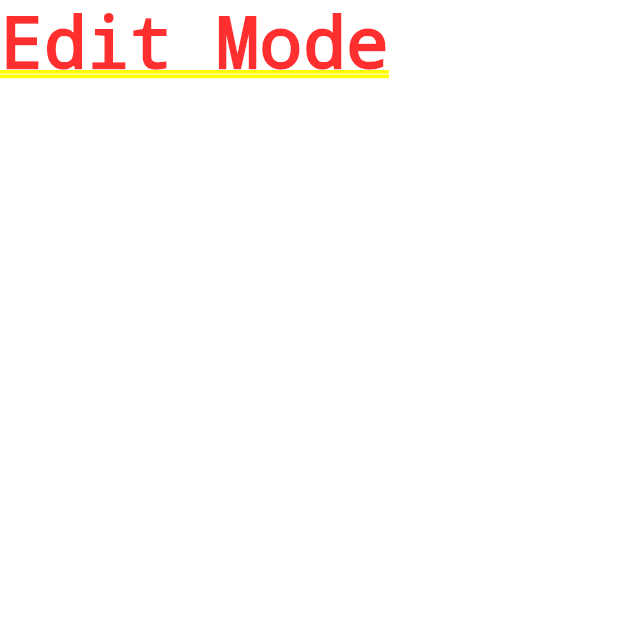
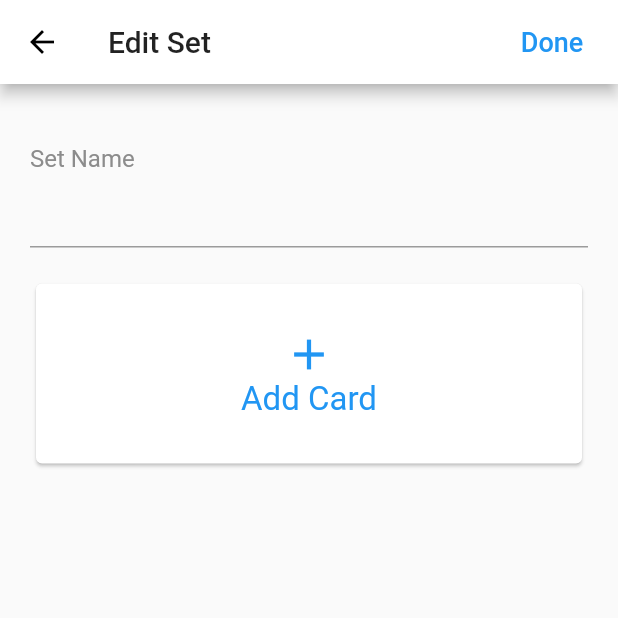
Before and after one commit to bdmcd/re-study, a Flutter app: the CardsView screen opened directly, after a tap on the "edit" icon, on a phone screen of 412 x 824 dp, the top half of it. Run offline on Flutter 3.47's test engine with Material 2 defaults, Android fonts, the phone set to English and light mode, and no system bars; our stand-ins replace bloc, equatable, firebase_auth, flutter_bloc, google_sign_in; accounts and stored records are empty; generated files the repository leaves out were written again.

Commit message:
Add initialValue to TextInputFieldWidget

```diff
--- a/frontend/lib/bloc/cards_bloc.dart
+++ b/frontend/lib/bloc/cards_bloc.dart
@@ -2,18 +2,72 @@ import 'dart:async';
 
 import 'package:bloc/bloc.dart';
 import 'package:equatable/equatable.dart';
+import 'package:flutter/material.dart';
+import 'package:flutter_bloc/flutter_bloc.dart';
+import 'package:restudy/proxy/mock_impl/mock_set_proxy.dart';
 
 part 'cards_event.dart';
 part 'cards_state.dart';
 
 class CardsBloc extends Bloc<CardsEvent, CardsState> {
+  static CardsBloc of(BuildContext context) => BlocProvider.of<CardsBloc>(context);
+
+  MockSetProxy _set = MockSetProxy();
+
+  CardsBloc() {
+    init();
+  }
+
+  Future<void> init() async {
+    this.add(CardsInitEvent());
+  }
+
   @override
-  CardsState get initialState => SetInitialState();
+  CardsState get initialState => CardsInitialState();
 
   @override
   Stream<CardsState> mapEventToState(
     CardsEvent event,
   ) async* {
-    // TODO: Add Logic
+    if (event is CardsInitEvent) {
+      // yield* _initialize(event);
+    } if (event is CardsEditEvent) {
+      yield* _edit(event);
+    } else if (event is CardsSaveEvent) {
+      yield* _saveSet(event);
+    } else if (event is CardsAddCardEvent){
+      // yield* _signInWithGoogle(event);
+    } else if (event is CardsStudyEvent) {
+      // yield* _signOut(event);
+    }
+  }
+
+  Stream<CardsState> _flashError(CardsState errorState, CardsState afterErrorState) async* {
+    yield errorState;
+    yield afterErrorState;
+  }
+
+  Stream<CardsState> _saveSet(CardsEvent event) async* {
+    final savedState = state;
+    yield CardsLoadingState();
+
+    try {
+      yield CardsSavedState();
+    } catch(e) {
+      print('Unknown exception caught in CardsBloc._initialize() $e');
+      yield* _flashError(CardsErrorState("Could not load cards from set"), savedState);
+    }
+  }
+
+  Stream<CardsState> _edit(CardsEvent event) async* {
+    final savedState = state;
+    yield CardsLoadingState();
+
+    try {
+      yield CardsEditingState();
+    } catch(e) {
+      print('Unknown exception caught in CardsBloc._edit() $e');
+      yield* _flashError(CardsErrorState("Could not edit set"), savedState);
+    }
   }
 }
--- a/frontend/lib/bloc/cards_event.dart
+++ b/frontend/lib/bloc/cards_event.dart
@@ -3,3 +3,28 @@ part of 'cards_bloc.dart';
 abstract class CardsEvent extends Equatable {
   const CardsEvent();
 }
+
+class CardsInitEvent extends CardsEvent {
+  @override
+  List<Object> get props => [];
+}
+
+class CardsEditEvent extends CardsEvent {
+  @override
+  List<Object> get props => [];
+}
+
+class CardsSaveEvent extends CardsEvent {
+  @override
+  List<Object> get props => [];
+}
+
+class CardsAddCardEvent extends CardsEvent {
+  @override
+  List<Object> get props => [];
+}
+
+class CardsStudyEvent extends CardsEvent {
+  @override
+  List<Object> get props => [];
+}
--- a/frontend/lib/bloc/cards_state.dart
+++ b/frontend/lib/bloc/cards_state.dart
@@ -4,7 +4,12 @@ abstract class CardsState extends Equatable {
   const CardsState();
 }
 
-class SetInitialState extends CardsState {
+class CardsInitialState extends CardsState {
+  @override
+  List<Object> get props => [];
+}
+
+class CardsDisplayState extends CardsState {
   @override
   List<Object> get props => [];
 }
@@ -19,7 +24,26 @@ class CardsSavedState extends CardsState {
   List<Object> get props => [];
 }
 
-class CardsAddCardState extends CardsState {
+class CardsAddingCardState extends CardsState {
   @override
   List<Object> get props => [];
 }
+
+class CardsLoadingState extends CardsState {
+  @override
+  List<Object> get props => [];
+}
+
+class CardsStudyState extends CardsState {
+  @override
+  List<Object> get props => [];
+}
+
+class CardsErrorState extends CardsState {
+  final String error;
+
+  const CardsErrorState([this.error]);
+
+  @override
+  List<Object> get props => [error];
+}
--- a/frontend/lib/main.dart
+++ b/frontend/lib/main.dart
@@ -2,7 +2,7 @@ import 'package:restudy/bloc/auth_bloc.dart';
 import 'package:flutter/material.dart';
 import 'package:flutter_bloc/flutter_bloc.dart';
 import 'package:restudy/styles/colors.dart';
-import 'package:restudy/view/views/cards_view.dart';
+import 'package:restudy/view/views/cardsView/cards_view.dart';
 import 'package:restudy/view/views/login_view.dart';
 import 'package:restudy/widgets/loading_widget.dart';
 
--- /dev/null
+++ b/frontend/lib/view/views/cardsView/cards_editing_view.dart
@@ -0,0 +1,122 @@
+import 'package:flutter/material.dart';
+import 'package:flutter_bloc/flutter_bloc.dart';
+import 'package:restudy/bloc/cards_bloc.dart';
+import 'package:restudy/widgets/divider_line_painter.dart';
+import 'package:restudy/styles/spacings.dart';
+import 'package:restudy/styles/colors.dart';
+import 'package:restudy/widgets/text_input_field_widget.dart';
+
+class CardsEditingView extends StatefulWidget {
+  @override
+  CardsEditingViewState createState() {
+    return CardsEditingViewState();
+  }
+}
+
+class CardsEditingViewState extends State<CardsEditingView> {
+  final _formKey = GlobalKey<FormState>();
+
+  @override
+  Widget build(BuildContext context) {
+    return Scaffold(
+      appBar: AppBar(
+        title: Text("Edit Set"),
+        actions: <Widget>[
+          FlatButton(
+            onPressed: () {
+              if (_formKey.currentState.validate()) {
+                saveSet();
+              }
+            },
+            child: Text(
+              "Done",
+              style:
+                  TextStyle(color: APP_PRIMARY_COLOR, fontSize: BUT_FONT_SIZE),
+            ),
+          )
+        ],
+      ),
+      body: Form (
+        key: _formKey,
+        child: SingleChildScrollView(
+          child: Column(
+            children: <Widget>[
+              Column(
+                crossAxisAlignment: CrossAxisAlignment.start,
+                children: <Widget>[
+                  Padding(
+                    padding: const EdgeInsets.only(
+                        top: STD_VERTICAL_MARGIN * 2,
+                        left: 0,
+                        right: 0,
+                        bottom: 0.0),
+                    child: TestFieldInputFieldWidget(
+                      header: "Set Name",
+                      userInput: (String value) {},
+                      validator: (String setName) {
+                        if (setName.isEmpty) {
+                          return 'Please enter a set name';
+                        }
+                        return null;
+                      },
+                    ),
+                  ),
+                  Padding(
+                    padding: const EdgeInsets.only(
+                        top: STD_VERTICAL_MARGIN,
+                        left: STD_HORIZONTAL_MARGIN,
+                        right: STD_HORIZONTAL_MARGIN,
+                        bottom: 0.0),
+                    child: Center(
+                      child: Card(
+                        child: InkWell(
+                          splashColor: APP_PRIMARY_COLOR.withAlpha(30),
+                          onTap: () {
+                            addCard();
+                          },
+                          child: Container(
+                            width: MediaQuery.of(context).size.width,
+                            height: 120,
+                            child: Padding(
+                              padding: EdgeInsets.only(
+                                top: 30,
+                              ),
+                              child: Column(
+                                children: <Widget>[
+                                  Icon(
+                                    Icons.add,
+                                    size: ICON_LARGE_SIZE,
+                                    color: APP_PRIMARY_COLOR,
+                                  ),
+                                  Text(
+                                    "Add Card",
+                                    style: TextStyle(
+                                      fontSize: TEXT_FIELD_INPUT_FONT_SIZE,
+                                      color: APP_PRIMARY_COLOR,
+                                    ),
+                                  ),
+                                ],
+                              ),
+                            ),
+                          ),
+                        ),
+                      ),
+                    ),
+                  ),
+                ],
+              ),
+            ],
+          ),
+        ),
+      ),
+    );
+  }
+
+  saveSet() {
+    CardsBloc.of(context).add(CardsSaveEvent());
+  }
+
+  backToSets() {}
+
+  addCard() {}
+}
--- /dev/null
+++ b/frontend/lib/view/views/cardsView/cards_view.dart
@@ -0,0 +1,189 @@
+import 'package:flutter/material.dart';
+import 'package:flutter_bloc/flutter_bloc.dart';
+import 'package:restudy/bloc/cards_bloc.dart';
+import 'package:restudy/widgets/divider_line_painter.dart';
+import 'package:restudy/styles/spacings.dart';
+import 'package:restudy/styles/colors.dart';
+
+import 'cards_editing_view.dart';
+
+class CardsView extends StatefulWidget {
+  @override
+  CardsViewState createState() {
+    return CardsViewState();
+  }
+}
+
+class CardsViewState extends State<CardsView> {
+  @override
+  Widget build(BuildContext context) {
+    return BlocProvider(
+      create: (_) => CardsBloc(),
+      child: Scaffold(
+        body: BlocBuilder<CardsBloc, CardsState>(
+          builder: (context, state) {
+            if (state is CardsEditingState) {
+              return CardsEditingView();
+            }
+            return Scaffold(
+              appBar: AppBar(
+                title: Text("Set Name"),
+                leading: IconButton(
+                  color: APP_PRIMARY_COLOR,
+                  icon: Icon(Icons.arrow_back),
+                  onPressed: () {},
+                ),
+                actions: <Widget>[
+                  IconButton(
+                      icon: Icon(
+                        Icons.edit,
+                        color: APP_PRIMARY_COLOR,
+                      ),
+                      onPressed: () {
+                        CardsBloc.of(context).add(CardsEditEvent());
+                      })
+                ],
+              ),
+              body: SingleChildScrollView(
+                child: Column(
+                  children: <Widget>[
+                    Column(
+                      crossAxisAlignment: CrossAxisAlignment.start,
+                      children: <Widget>[
+                        Padding(
+                          padding: const EdgeInsets.only(
+                              top: STD_VERTICAL_MARGIN * 2,
+                              left: STD_HORIZONTAL_MARGIN,
+                              right: STD_HORIZONTAL_MARGIN,
+                              bottom: 0.0),
+                          child: Text(
+                            "Set Name",
+                            style: TextStyle(
+                                color: TEXT_BLACK,
+                                fontSize: 32.0,
+                                fontWeight: FontWeight.w600),
+                          ),
+                        ),
+                        Padding(
+                          padding: const EdgeInsets.only(
+                              top: 0.0,
+                              left: STD_HORIZONTAL_MARGIN,
+                              right: STD_HORIZONTAL_MARGIN,
+                              bottom: 0.0),
+                          child: Text(
+                            "0 Cards",
+                            style: TextStyle(
+                              color: TEXT_HEADER_GREY,
+                              fontSize: TEXT_BODY_FONT_SIZE,
+                            ),
+                          ),
+                        ),
+                        Padding(
+                          padding: const EdgeInsets.only(
+                              top: 0.0,
+                              left: STD_HORIZONTAL_MARGIN,
+                              right: STD_HORIZONTAL_MARGIN,
+                              bottom: 0.0),
+                          child: Text(
+                            "0% Accuracy",
+                            style: TextStyle(
+                              color: TEXT_BLACK,
+                              fontSize: TEXT_BODY_FONT_SIZE,
+                            ),
+                          ),
+                        ),
+                        Padding(
+                          padding: const EdgeInsets.only(
+                              top: STD_VERTICAL_MARGIN,
+                              left: STD_HORIZONTAL_MARGIN,
+                              right: STD_HORIZONTAL_MARGIN,
+                              bottom: 0.0),
+                          child: CustomPaint(
+                              painter: DividerLinePainter(
+                            width: MediaQuery.of(context).size.width -
+                                (STD_HORIZONTAL_MARGIN * 2),
+                          )),
+                        ),
+                        Padding(
+                          padding: const EdgeInsets.only(
+                              top: STD_VERTICAL_MARGIN,
+                              left: STD_HORIZONTAL_MARGIN,
+                              right: STD_HORIZONTAL_MARGIN,
+                              bottom: 0.0),
+                          child: Center(
+                            child: Card(
+                              child: InkWell(
+                                splashColor: APP_PRIMARY_COLOR.withAlpha(30),
+                                onTap: () {
+                                  addCard();
+                                },
+                                child: Container(
+                                  width: MediaQuery.of(context).size.width,
+                                  height: 120,
+                                  child: Padding(
+                                    padding: EdgeInsets.only(
+                                      top: 30,
+                                    ),
+                                    child: Column(
+                                      children: <Widget>[
+                                        Icon(
+                                          Icons.add,
+                                          size: ICON_LARGE_SIZE,
+                                          color: APP_PRIMARY_COLOR,
+                                        ),
+                                        Text(
+                                          "Add Card",
+                                          style: TextStyle(
+                                            fontSize:
+                                                TEXT_FIELD_INPUT_FONT_SIZE,
+                                            color: APP_PRIMARY_COLOR,
+                                          ),
+                                        ),
+                                      ],
+                                    ),
+                                  ),
+                                ),
+                              ),
+                            ),
+                          ),
+                        ),
+                      ],
+                    ),
+                  ],
+                ),
+              ),
+              floatingActionButton: Padding(
+                padding: const EdgeInsets.only(bottom: 20.0),
+                child: FloatingActionButton.extended(
+                  onPressed: () {
+                    studySet();
+                  },
+                  label: Text(
+                    'Study',
+                    style: TextStyle(fontSize: BUT_FONT_SIZE),
+                  ),
+                  icon: Icon(Icons.done_all),
+                  backgroundColor: APP_PRIMARY_COLOR,
+                ),
+              ),
+              floatingActionButtonLocation:
+                  FloatingActionButtonLocation.centerFloat,
+            );
+          },
+        ),
+      ),
+    );
+  }
+
+  editSet(BuildContext context) {
+    CardsBloc.of(context).add(CardsEditEvent());
+  }
+
+  backToSets() {}
+
+  addCard() {}
+
+  studySet() {
+    CardsBloc.of(context).add(CardsStudyEvent());
+  }
+}
--- a/frontend/lib/view/views/cards_view.dart
+++ /dev/null
@@ -1,174 +0,0 @@
-import 'package:flutter/material.dart';
-import 'package:restudy/widgets/divider_line_painter.dart';
-import 'package:restudy/styles/spacings.dart';
-import 'package:restudy/styles/colors.dart';
-
-class CardsView extends StatefulWidget {
-  @override
-  CardsViewState createState() {
-    return CardsViewState();
-  }
-}
-
-class CardsViewState extends State<CardsView> {
-  String email = "";
-  String password = "";
-  // TODO: Substitute for bloc
-  bool editMode = false;
-
-  @override
-  Widget build(BuildContext context) {
-    if (editMode) {
-      // TODO: IMPL bloc to switch views based on editing or not.
-      return Text("Edit Mode");
-    }
-    return Scaffold(
-      appBar: AppBar(
-        title: Text("Set Name"),
-        leading: IconButton(
-          color: APP_PRIMARY_COLOR,
-          icon: Icon(Icons.arrow_back),
-          onPressed: () {},
-        ),
-        actions: <Widget>[
-          IconButton(
-              icon: Icon(
-                Icons.edit,
-                color: APP_PRIMARY_COLOR,
-              ),
-              onPressed: () {
-                enterEditSet();
-              })
-        ],
-      ),
-      body: SingleChildScrollView(
-        child: Column(
-          children: <Widget>[
-            Column(
-              crossAxisAlignment: CrossAxisAlignment.start,
-              children: <Widget>[
-                Padding(
-                  padding: const EdgeInsets.only(
-                      top: STD_VERTICAL_MARGIN * 2,
-                      left: STD_HORIZONTAL_MARGIN,
-                      right: STD_HORIZONTAL_MARGIN,
-                      bottom: 0.0),
-                  child: Text(
-                    "Set Name",
-                    style: TextStyle(
-                        color: TEXT_BLACK,
-                        fontSize: 32.0,
-                        fontWeight: FontWeight.w600),
-                  ),
-                ),
-                Padding(
-                  padding: const EdgeInsets.only(
-                      top: 0.0,
-                      left: STD_HORIZONTAL_MARGIN,
-                      right: STD_HORIZONTAL_MARGIN,
-                      bottom: 0.0),
-                  child: Text(
-                    "0 Cards",
-                    style: TextStyle(
-                      color: TEXT_HEADER_GREY,
-                      fontSize: TEXT_BODY_FONT_SIZE,
-                    ),
-                  ),
-                ),
-                Padding(
-                  padding: const EdgeInsets.only(
-                      top: 0.0,
-                      left: STD_HORIZONTAL_MARGIN,
-                      right: STD_HORIZONTAL_MARGIN,
-                      bottom: 0.0),
-                  child: Text(
-                    "0% Accuracy",
-                    style: TextStyle(
-                      color: TEXT_BLACK,
-                      fontSize: TEXT_BODY_FONT_SIZE,
-                    ),
-                  ),
-                ),
-                Padding(
-                  padding: const EdgeInsets.only(
-                      top: STD_VERTICAL_MARGIN,
-                      left: STD_HORIZONTAL_MARGIN,
-                      right: STD_HORIZONTAL_MARGIN,
-                      bottom: 0.0),
-                  child: CustomPaint(
-                      painter: DividerLinePainter(
-                    width: MediaQuery.of(context).size.width -
-                        (STD_HORIZONTAL_MARGIN * 2),
-                  )),
-                ),
-                Padding(
-                  padding: const EdgeInsets.only(
-                      top: STD_VERTICAL_MARGIN,
-                      left: STD_HORIZONTAL_MARGIN,
-                      right: STD_HORIZONTAL_MARGIN,
-                      bottom: 0.0),
-                  child: Center(
-                    child: Card(
-                      child: InkWell(
-                        splashColor: APP_PRIMARY_COLOR.withAlpha(30),
-                        onTap: () {
-                          addCard();
-                        },
-                        child: Container(
-                          width: MediaQuery.of(context).size.width,
-                          height: 120,
-                          child: Padding(
-                            padding: EdgeInsets.only(
-                              top: 30,
-                            ),
-                            child: Column(
-                              children: <Widget>[
-                                Icon(
-                                  Icons.add,
-                                  size: ICON_LARGE_SIZE,
-                                  color: APP_PRIMARY_COLOR,
-                                ),
-                                Text(
-                                  "Add Card",
-                                  style: TextStyle(
-                                    fontSize: TEXT_FIELD_INPUT_FONT_SIZE,
-                                    color: APP_PRIMARY_COLOR,
-                                  ),
-                                ),
-                              ],
-                            ),
-                          ),
-                        ),
-                      ),
-                    ),
-                  ),
-                ),
-              ],
-            ),
-          ],
-        ),
-      ),
-      floatingActionButton: Padding(
-        padding: const EdgeInsets.only(bottom: 20.0),
-        child: FloatingActionButton.extended(
-          onPressed: () {
-            // Add your onPressed code here!
-          },
-          label: Text('Study', style: TextStyle(fontSize: BUT_FONT_SIZE),),
-          icon: Icon(Icons.done_all),
-          backgroundColor: APP_PRIMARY_COLOR,
-        ),
-      ), floatingActionButtonLocation: FloatingActionButtonLocation.centerFloat,
-    );
-  }
-
-  enterEditSet() {
-    setState(() {
-      editMode = true;
-    });
-  }
-
-  backToSets() {}
-
-  addCard() {}
-}
--- a/frontend/lib/view/views/login_view.dart
+++ b/frontend/lib/view/views/login_view.dart
@@ -1,6 +1,6 @@
 import 'package:flutter/material.dart';
 import 'package:flutter_bloc/flutter_bloc.dart';
-import 'package:restudy/view/views/cards_view.dart';
+import 'package:restudy/view/views/cardsView/cards_view.dart';
 import 'package:restudy/widgets/divider_line_painter.dart';
 import 'package:restudy/bloc/auth_bloc.dart';
 import 'package:restudy/widgets/loading_widget.dart';
@@ -189,7 +189,6 @@ class LoginViewState extends State<LoginView> {
                     ],
                   ),
                 ),
-
                 state is AuthLoadingState ? Overlay() : Container(),
               ],
             );
@@ -200,18 +199,14 @@ class LoginViewState extends State<LoginView> {
   }
 
   login(BuildContext context) {
-    print("login with $email and $password");
-    // final authBloc = AuthBloc.of(context);
     AuthBloc.of(context).add(AuthSignInEvent(
       email: this.email,
       password: this.password,
     ));
-    // authBloc.close();
   }
 
   register(BuildContext context) {
     print("register with $email and $password");
-    // final authBloc = AuthBloc.of(context);
     AuthBloc.of(context).add(AuthRegisterEvent(
       email: this.email,
       password: this.password,
@@ -220,8 +215,6 @@ class LoginViewState extends State<LoginView> {
   }
 
   googleSignIn(BuildContext context) {
-    // final authBloc = AuthBloc.of(context);
     AuthBloc.of(context).add(AuthSignInWithGoogleEvent());
-    // authBloc.close();
   }
 }
--- a/frontend/lib/widgets/text_input_field_widget.dart
+++ b/frontend/lib/widgets/text_input_field_widget.dart
@@ -8,12 +8,14 @@ class TestFieldInputFieldWidget extends StatefulWidget {
   final ValueChanged<String> userInput;
   final String Function(String) validator;
   final bool obscureText;
+  final String initialValue;
 
   TestFieldInputFieldWidget({
     @required this.header,
     @required this.userInput,
     @required this.validator,
-    this.obscureText = false
+    this.obscureText = false,
+    this.initialValue = "",
   });
 
   @override
@@ -43,6 +45,7 @@ class TestFieldInputFieldWidgetState extends State<TestFieldInputFieldWidget> {
           padding: const EdgeInsets.symmetric(horizontal: STD_HORIZONTAL_MARGIN),
           child:
           TextFormField(
+            initialValue: widget.initialValue,
             onChanged: (text) {
               widget.userInput(text);
             },
```
